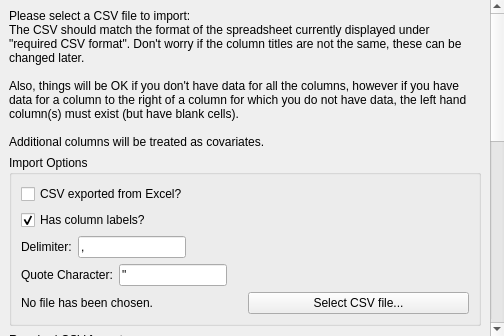
Above: src/rc_metastudio/forms/csv_import_page.ui from AliSalman-et-al/rc-metastudio before the change. Below: the same form after it.
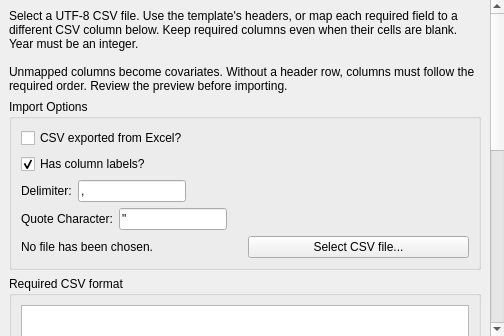
That is the form after the change. Icons and pictures are not drawn.

Commit message: Add explicit CSV mapping, templates and inline validation

Diff of the .ui file:
```diff
--- a/src/rc_metastudio/forms/csv_import_page.ui
+++ b/src/rc_metastudio/forms/csv_import_page.ui
@@ -32,12 +32,9 @@
        <item>
         <widget class="QLabel" name="instructions">
      <property name="text">
-      <string>Please select a CSV file to import:
-The CSV should match the format of the spreadsheet currently displayed under &quot;required CSV format&quot;. Don't worry if the column titles are not the same, these can be changed later.
+      <string>Select a UTF-8 CSV file. Use the template's headers, or map each required field to a different CSV column below. Keep required columns even when their cells are blank. Year must be an integer.
 
-Also, things will be OK if you don't have data for all the columns, however if you have data for a column to the right of a column for which you do not have data, the left hand column(s) must exist (but have blank cells).
-
-Additional columns will be treated as covariates.</string>
+Unmapped columns become covariates. Without a header row, columns must follow the required order. Review the preview before importing.</string>
      </property>
      <property name="wordWrap">
       <bool>true</bool>
```
The commit also changes 5 other files.
